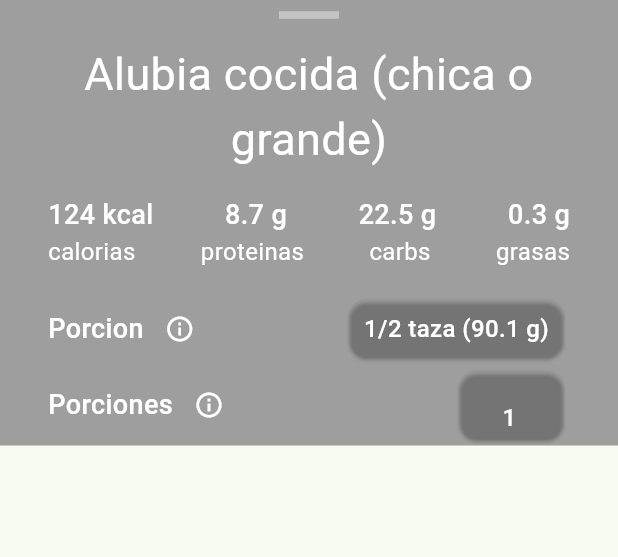
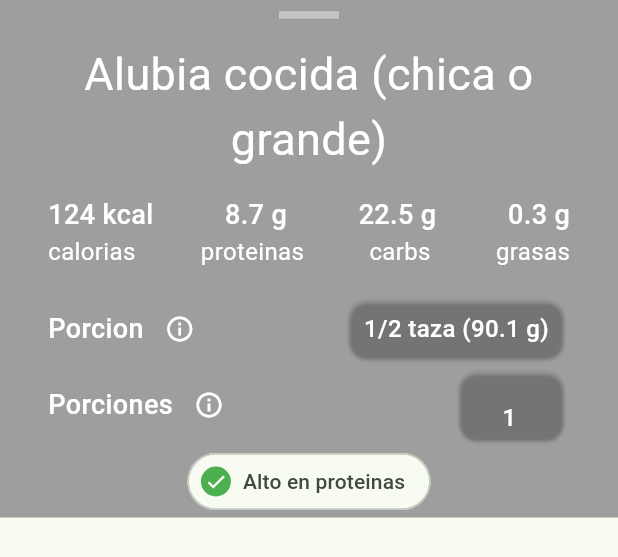
Before and after one commit to sazardev/nutriplato, a Flutter app: the ProportionFood widget shown alone on an empty page, opened directly with empty values, on a phone screen of 412 x 824 dp. Shown: the top 557 px of the screen. Run offline on Flutter 3.47's test engine with Material 2 defaults, Android fonts, the phone set to English and light mode, and no system bars; our stand-ins replace font_awesome_flutter.

Commit message:
Updated category section for food.

```diff
--- a/lib/widgets/cards/focus_card.dart
+++ b/lib/widgets/cards/focus_card.dart
@@ -31,7 +31,7 @@ class FocusCard extends StatelessWidget {
                 const Padding(
                   padding: EdgeInsets.only(left: 16, top: 16, bottom: 4),
                   child: Text(
-                    'Super Alimentos',
+                    'Alto en proteinas',
                     style: TextStyle(
                       color: Colors.white,
                       fontSize: 24,
@@ -42,7 +42,7 @@ class FocusCard extends StatelessWidget {
                 const Padding(
                   padding: EdgeInsets.only(left: 16.0),
                   child: Text(
-                    'Aprende sobre los super alimentos.',
+                    'Mejora tu fuerza y energia.',
                     style: TextStyle(
                         fontSize: 16,
                         color: Color.fromARGB(225, 255, 255, 255)),
--- a/lib/widgets/food.dart
+++ b/lib/widgets/food.dart
@@ -6,18 +6,15 @@ import '../data/animals.dart';
 import '../data/cereales.dart';
 import '../data/frutas.dart';
 import '../data/verduras.dart';
-import '../models/food.dart';
 
 class ProportionFood extends StatefulWidget {
   final Color color;
-  final Food food;
   final int section;
   final int index;
 
   const ProportionFood({
     super.key,
     required this.color,
-    required this.food,
     required this.section,
     required this.index,
   });
@@ -271,9 +268,48 @@ class _ProportionFoodState extends State<ProportionFood> {
                 ],
               ),
             ),
+            Padding(
+              padding: const EdgeInsets.only(
+                left: 18,
+                right: 18,
+              ),
+              child: Wrap(
+                crossAxisAlignment: WrapCrossAlignment.center,
+                children: [
+                  ((double.parse(list[widget.index].proteina) * 4) /
+                                  (double.parse(list[widget.index].energia))) *
+                              100 >
+                          20
+                      ? tagHealthy(
+                          'Alto en proteinas', Colors.green, Icons.done)
+                      : const Text(''),
+                  ((double.parse(list[widget.index].energia) /
+                                  double.parse(list[widget.index].pesoNeto)) *
+                              100) >=
+                          275
+                      ? tagHealthy('Alto en calorias', Colors.red, Icons.cancel)
+                      : const Text('')
+                ],
+              ),
+            ),
           ],
         ),
       ),
     );
   }
+
+  Widget tagHealthy(String text, Color advertice, IconData icon) {
+    return Chip(
+      avatar: CircleAvatar(
+        backgroundColor: advertice,
+        child: Icon(
+          icon,
+          color: Colors.white,
+          size: 15,
+        ),
+      ),
+      label: Text(text),
+      shape: const StadiumBorder(),
+    );
+  }
 }
--- a/lib/widgets/foods.dart
+++ b/lib/widgets/foods.dart
@@ -236,7 +236,6 @@ class _FoodsState extends State<Foods> {
                                               0.7,
                                       child: ProportionFood(
                                         color: widget.color,
-                                        food: filteredFoods[index],
                                         section: widget.tappedSection,
                                         index: indexInAllFoods,
                                       ),
```
